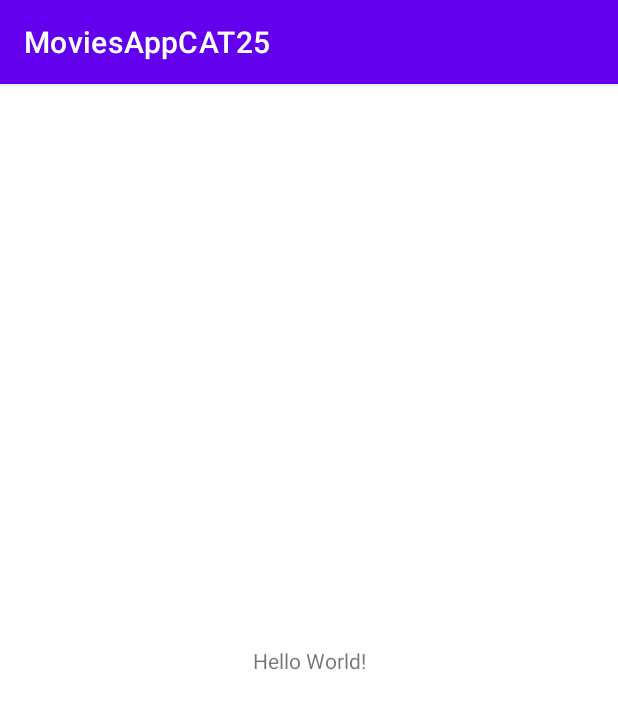
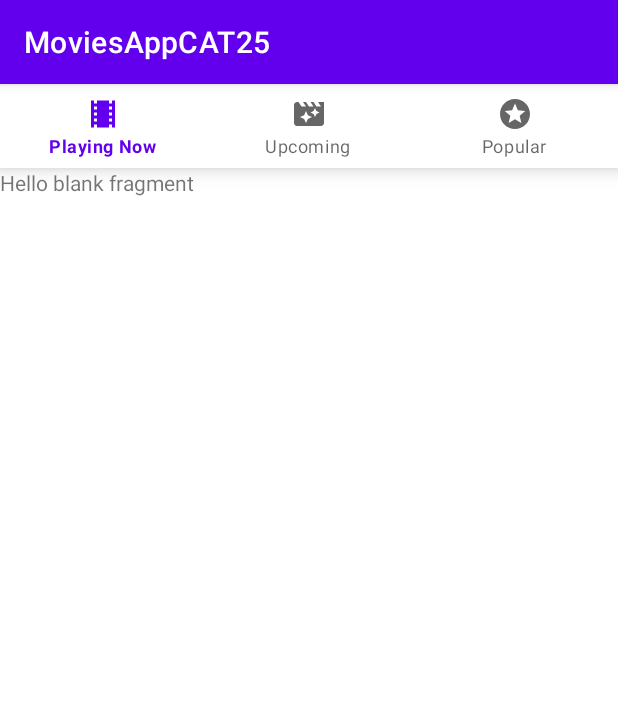
Before and after one commit to inaki92/MoviesApp25, an Android app: the screen it shows after launch (MainActivity), on a phone screen of 412 x 824 dp. Shown: the top 709 px of the screen. Run offline under Robolectric (Android 15) with nearby library versions, the phone set to English and light mode, and no system bars; our stand-ins replace Dagger/Hilt's generated code, navigation-ui; 3 statements that could not run were skipped.

Commit message:
creating  navigation

```diff
--- a/app/build.gradle
+++ b/app/build.gradle
@@ -29,6 +29,10 @@ android {
     }
     kotlinOptions {
         jvmTarget = '1.8'
+    }
+
+    buildFeatures {
+        viewBinding true
     }
 }
 
--- a/app/src/main/java/com/example/moviesappcat25/MainActivity.kt
+++ b/app/src/main/java/com/example/moviesappcat25/MainActivity.kt
@@ -2,10 +2,27 @@ package com.example.moviesappcat25
 
 import androidx.appcompat.app.AppCompatActivity
 import android.os.Bundle
+import androidx.navigation.findNavController
+import androidx.navigation.ui.AppBarConfiguration
+import androidx.navigation.ui.setupActionBarWithNavController
+import androidx.navigation.ui.setupWithNavController
+import com.example.moviesappcat25.databinding.ActivityMainBinding
 
 class MainActivity : AppCompatActivity() {
+
+    private val binding by lazy {
+        ActivityMainBinding.inflate(layoutInflater)
+    }
     override fun onCreate(savedInstanceState: Bundle?) {
         super.onCreate(savedInstanceState)
-        setContentView(R.layout.activity_main)
+        setContentView(binding.root)
+
+        val navController = findNavController(R.id.nav_container)
+        val appConfig = AppBarConfiguration(
+            setOf(R.id.PayingNowFragment, R.id.UpcomingFragment, R.id.PopularFragment)
+        )
+
+        setupActionBarWithNavController(navController, appConfig)
+        binding.navigationBar.setupWithNavController(navController)
     }
 }
--- /dev/null
+++ b/app/src/main/res/drawable/playing_now_icon.xml
@@ -0,0 +1,5 @@
+<vector android:height="24dp" android:tint="#000000"
+    android:viewportHeight="24" android:viewportWidth="24"
+    android:width="24dp" xmlns:android="http://schemas.android.com/apk/res/android">
+    <path android:fillColor="@android:color/white" android:pathData="M18,3v2h-2L16,3L8,3v2L6,5L6,3L4,3v18h2v-2h2v2h8v-2h2v2h2L20,3h-2zM8,17L6,17v-2h2v2zM8,13L6,13v-2h2v2zM8,9L6,9L6,7h2v2zM18,17h-2v-2h2v2zM18,13h-2v-2h2v2zM18,9h-2L16,7h2v2z"/>
+</vector>
--- /dev/null
+++ b/app/src/main/res/drawable/popular_movies.xml
@@ -0,0 +1,5 @@
+<vector android:height="24dp" android:tint="#000000"
+    android:viewportHeight="24" android:viewportWidth="24"
+    android:width="24dp" xmlns:android="http://schemas.android.com/apk/res/android">
+    <path android:fillColor="@android:color/white" android:pathData="M11.99,2C6.47,2 2,6.48 2,12s4.47,10 9.99,10C17.52,22 22,17.52 22,12S17.52,2 11.99,2zM16.23,18L12,15.45 7.77,18l1.12,-4.81 -3.73,-3.23 4.92,-0.42L12,5l1.92,4.53 4.92,0.42 -3.73,3.23L16.23,18z"/>
+</vector>
--- /dev/null
+++ b/app/src/main/res/drawable/upcoming_movies.xml
@@ -0,0 +1,5 @@
+<vector android:height="24dp" android:tint="#000000"
+    android:viewportHeight="24" android:viewportWidth="24"
+    android:width="24dp" xmlns:android="http://schemas.android.com/apk/res/android">
+    <path android:fillColor="@android:color/white" android:pathData="M18,4l2,3h-3l-2,-3h-2l2,3h-3l-2,-3L8,4l2,3L7,7L5,4L4,4c-1.1,0 -1.99,0.9 -1.99,2L2,18c0,1.1 0.9,2 2,2h16c1.1,0 2,-0.9 2,-2L22,4h-4zM11.25,15.25L10,18l-1.25,-2.75L6,14l2.75,-1.25L10,10l1.25,2.75L14,14l-2.75,1.25zM16.94,11.94L16,14l-0.94,-2.06L13,11l2.06,-0.94L16,8l0.94,2.06L19,11l-2.06,0.94z"/>
+</vector>
--- a/app/src/main/res/layout/activity_main.xml
+++ b/app/src/main/res/layout/activity_main.xml
@@ -6,13 +6,29 @@
     android:layout_height="match_parent"
     tools:context=".MainActivity">
 
-    <TextView
-        android:layout_width="wrap_content"
-        android:layout_height="wrap_content"
-        android:text="Hello World!"
+    <androidx.fragment.app.FragmentContainerView
+        android:id="@+id/nav_container"
+        android:name="androidx.navigation.fragment.NavHostFragment"
+        android:layout_width="match_parent"
+        android:layout_height="0dp"
+        app:defaultNavHost="true"
         app:layout_constraintBottom_toBottomOf="parent"
         app:layout_constraintEnd_toEndOf="parent"
         app:layout_constraintStart_toStartOf="parent"
-        app:layout_constraintTop_toTopOf="parent" />
+        app:layout_constraintTop_toBottomOf="@+id/navigation_bar"
+        app:navGraph="@navigation/movies_navigation">
+
+    </androidx.fragment.app.FragmentContainerView>
+
+    <com.google.android.material.bottomnavigation.BottomNavigationView
+        android:id="@+id/navigation_bar"
+        android:layout_width="match_parent"
+        android:layout_height="wrap_content"
+        app:layout_constraintEnd_toEndOf="parent"
+        app:layout_constraintStart_toStartOf="parent"
+        app:layout_constraintTop_toTopOf="parent"
+        app:menu="@menu/movies_menu">
+
+    </com.google.android.material.bottomnavigation.BottomNavigationView>
 
 </androidx.constraintlayout.widget.ConstraintLayout>
--- /dev/null
+++ b/app/src/main/res/menu/movies_menu.xml
@@ -0,0 +1,22 @@
+<?xml version="1.0" encoding="utf-8"?>
+<menu xmlns:android="http://schemas.android.com/apk/res/android">
+
+    <item
+        android:id="@+id/PayingNowFragment"
+        android:icon="@drawable/playing_now_icon"
+        android:title="Playing Now">
+    </item>
+
+    <item
+        android:id="@+id/UpcomingFragment"
+        android:icon="@drawable/upcoming_movies"
+        android:title="Upcoming">
+    </item>
+
+    <item
+        android:id="@+id/PopularFragment"
+        android:icon="@drawable/popular_movies"
+        android:title="Popular">
+    </item>
+
+</menu>
--- a/app/src/main/res/navigation/movies_navigation.xml
+++ b/app/src/main/res/navigation/movies_navigation.xml
@@ -1,6 +1,49 @@
 <?xml version="1.0" encoding="utf-8"?>
 <navigation xmlns:android="http://schemas.android.com/apk/res/android"
     xmlns:app="http://schemas.android.com/apk/res-auto"
+    xmlns:tools="http://schemas.android.com/tools"
+    app:startDestination="@id/PayingNowFragment"
     android:id="@+id/movies_navigation">
 
+    <fragment
+        android:id="@+id/PayingNowFragment"
+        android:name="com.example.moviesappcat25.ui.PlayingNowMoviesFragment"
+        android:label="PLAYING NOW MOVIES"
+        tools:layout="@layout/fragment_playing_now_movies">
+
+        <action
+            android:id="@+id/action_PayingNowFragment_to_DetailsFragment"
+            app:destination="@id/DetailsFragment" />
+    </fragment>
+
+    <fragment
+        android:id="@+id/UpcomingFragment"
+        android:name="com.example.moviesappcat25.ui.UpcomingMoviesFragment"
+        android:label="UPCOMING MOVIES"
+        tools:layout="@layout/fragment_upcoming_movies">
+
+        <action
+            android:id="@+id/action_UpcomingFragment_to_DetailsFragment"
+            app:destination="@id/DetailsFragment" />
+    </fragment>
+
+    <fragment
+        android:id="@+id/PopularFragment"
+        android:name="com.example.moviesappcat25.ui.PopularMoviesFragment"
+        android:label="POPULAR MOVIES"
+        tools:layout="@layout/fragment_popular_movies">
+
+        <action
+            android:id="@+id/action_PopularFragment_to_DetailsFragment"
+            app:destination="@id/DetailsFragment" />
+    </fragment>
+
+    <fragment
+        android:id="@+id/DetailsFragment"
+        android:name="com.example.moviesappcat25.ui.MovieDetailsFragment"
+        android:label="DETAILS"
+        tools:layout="@layout/fragment_movie_details">
+
+    </fragment>
+
 </navigation>
```
